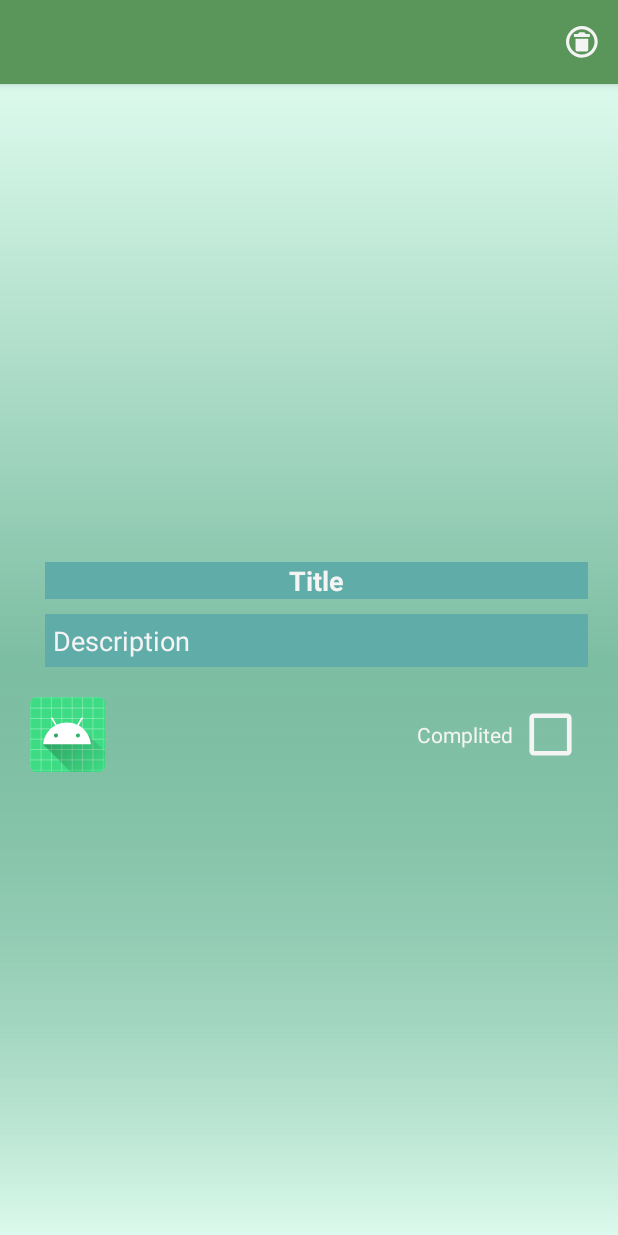
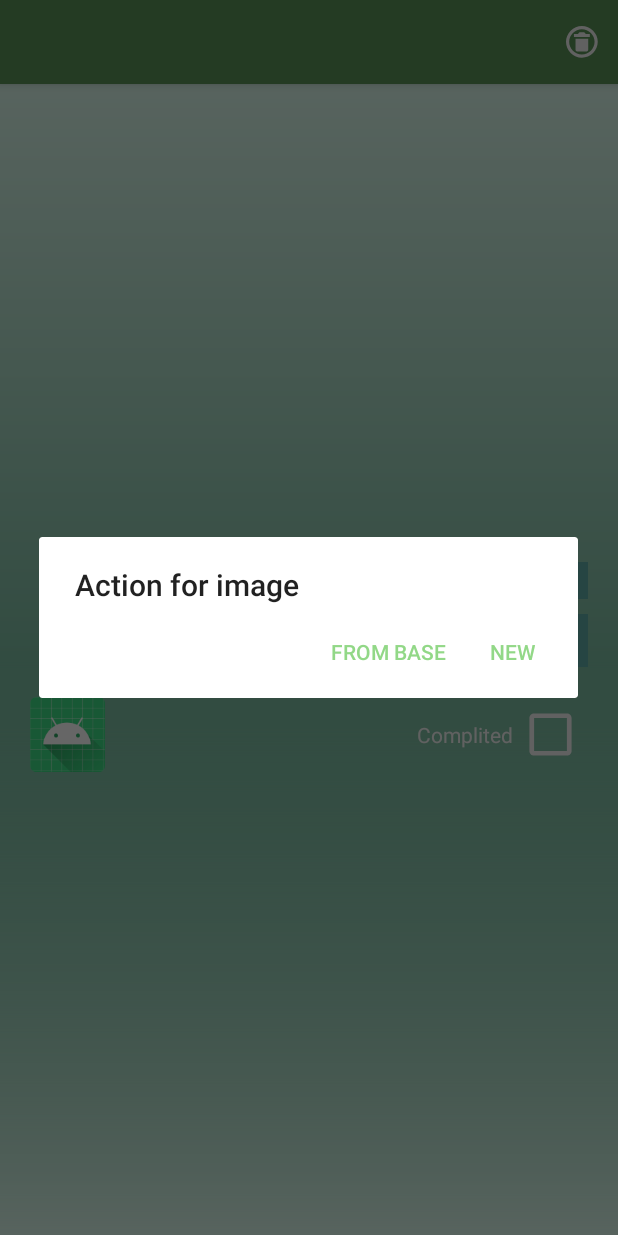
Before and after one commit to OleksiiHromovych/AchievementsApp, an Android app: the fragment AchievementEditFragment placed in its activity, after a tap on "pick Image", on a phone screen of 412 x 824 dp. Run offline under Robolectric (Android 15) with nearby library versions, the phone set to English and light mode, and no system bars; libraries missing offline, so code that uses them is left out: com.theartofdev.edmodo; 12 statements that could not run were skipped.

Commit message:
Continue work with image picker, fix bug with save default picture to database.

```diff
--- a/app/src/main/java/android/hromovych/com/achievements/database/BaseLab.kt
+++ b/app/src/main/java/android/hromovych/com/achievements/database/BaseLab.kt
@@ -224,6 +224,9 @@ class BaseLab(private val context: Context?) {
         return images
     }
 
+    fun deleteImages() = db.delete(
+        DBSchema.ImageTable.TABLE_NAME,null, null)
+
 }
 
 private fun Group.getContentValues(): ContentValues? = ContentValues().apply {
--- /dev/null
+++ b/app/src/main/java/android/hromovych/com/achievements/dialogs/ImageDialog.kt
@@ -0,0 +1,30 @@
+package android.hromovych.com.achievements.dialogs
+
+import android.content.Context
+import androidx.appcompat.app.AlertDialog
+import androidx.fragment.app.Fragment
+import com.theartofdev.edmodo.cropper.CropImage
+import com.theartofdev.edmodo.cropper.CropImageView
+
+//AlertDialog for choice how to pick image. From database or do new one
+fun createImageAlertDialog(
+    context: Context,
+    fragment: Fragment,
+    onDatabaseImageClickListener: (Long) -> Unit
+) =
+    AlertDialog.Builder(context)
+        .setTitle("Action for image")
+        .setPositiveButton("New") { _, _ ->
+
+            CropImage.activity()
+                .setGuidelines(CropImageView.Guidelines.ON)
+                .setAspectRatio(1, 1)
+                .setCropShape(CropImageView.CropShape.RECTANGLE)
+                .start(context, fragment)
+
+        }
+
+        .setNegativeButton("From base") { _, _ ->
+            DatabaseImageDialog(context, onDatabaseImageClickListener).show()
+        }
+        .create()
--- a/app/src/main/java/android/hromovych/com/achievements/edit/AchievementEditFragment.kt
+++ b/app/src/main/java/android/hromovych/com/achievements/edit/AchievementEditFragment.kt
@@ -9,6 +9,8 @@ import android.graphics.drawable.BitmapDrawable
 import android.hromovych.com.achievements.R
 import android.hromovych.com.achievements.achievementElements.Achievement
 import android.hromovych.com.achievements.database.BaseLab
+import android.hromovych.com.achievements.dialogs.createImageAlertDialog
+import android.hromovych.com.achievements.setImageFromBase
 import android.os.Build
 import android.os.Bundle
 import android.provider.MediaStore
@@ -19,7 +21,6 @@ import android.widget.*
 import androidx.appcompat.app.AppCompatActivity
 import androidx.fragment.app.Fragment
 import com.theartofdev.edmodo.cropper.CropImage
-import com.theartofdev.edmodo.cropper.CropImageView
 import java.io.ByteArrayOutputStream
 
 private const val ARG_ACHIEVEMENT_ID = "achievement id"
@@ -50,11 +51,9 @@ class AchievementEditFragment : Fragment() {
         inflater: LayoutInflater, container: ViewGroup?,
         savedInstanceState: Bundle?
     ): View? {
-        // Inflate the layout for this fragment
         val v = inflater.inflate(R.layout.fragment_achievement_edit, container, false)
 
         setup(v)
-
         setData()
 
         return v
@@ -100,11 +99,11 @@ class AchievementEditFragment : Fragment() {
 
         imageButton = v.findViewById(R.id.achievement_image)
         imageButton.setOnClickListener {
-            CropImage.activity()
-                .setGuidelines(CropImageView.Guidelines.ON)
-                .setAspectRatio(1, 1)
-                .setCropShape(CropImageView.CropShape.RECTANGLE)
-                .start(context!!, this)
+            createImageAlertDialog(context!!, this) {
+                imageButton.setImageFromBase(it)
+                achievement.imageId = it
+                updateAchievement()
+            }.show()
         }
 
         colorButton = v.findViewById(R.id.achievement_color)
--- a/app/src/main/java/android/hromovych/com/achievements/group/GroupListFragment.kt
+++ b/app/src/main/java/android/hromovych/com/achievements/group/GroupListFragment.kt
@@ -3,6 +3,7 @@ package android.hromovych.com.achievements.group
 import android.content.Context
 import android.hromovych.com.achievements.R
 import android.hromovych.com.achievements.database.BaseLab
+import android.hromovych.com.achievements.toast
 import android.os.Build
 import android.os.Bundle
 import android.view.*
@@ -47,6 +48,9 @@ class GroupListFragment : Fragment() {
     override fun onResume() {
         super.onResume()
         updateList()
+        (activity as AppCompatActivity).supportActionBar?.apply {
+            setTitle(R.string.app_name)
+        }
     }
 
     override fun onPause() {
@@ -74,7 +78,7 @@ class GroupListFragment : Fragment() {
     }
 
     private fun showPopupMenu(view: View?, group: Group) {
-        val popupMenu = PopupMenu(context, view, Gravity.CENTER)
+        val popupMenu = PopupMenu(context, view, Gravity.CENTER_HORIZONTAL)
         popupMenu.inflate(R.menu.group_popupmenu)
         popupMenu.setOnMenuItemClickListener {
             when (it.itemId) {
@@ -116,6 +120,9 @@ class GroupListFragment : Fragment() {
                     updateList()
                 }.show(fragmentManager!!, null)
             }
+            R.id.action_clear_media_base -> {
+                context.toast("${BaseLab(context).deleteImages()} image deleted")
+            }
             else -> Toast.makeText(activity, "${item.title} not realised", Toast.LENGTH_SHORT).show()
 
         }
@@ -127,9 +134,7 @@ class GroupListFragment : Fragment() {
         fun newInstance() =
             GroupListFragment()
 
-        private const val TAG = "GroupListFragment"
         private var callbacks: GroupCallbacks? = null
-        private const val PICK_IMAGE_REQUEST_CODE = 255
 
     }
 }
--- a/app/src/main/res/layout/dialog_new_group.xml
+++ b/app/src/main/res/layout/dialog_new_group.xml
@@ -38,7 +38,8 @@
         android:layout_width="75dp"
         android:layout_height="75dp"
         android:contentDescription="@string/image_content_description"
-        android:src="@android:mipmap/sym_def_app_icon"
+        android:background="@android:color/transparent"
+        android:src="@mipmap/ic_launcher"
         app:layout_constraintBottom_toBottomOf="parent"
         app:layout_constraintEnd_toStartOf="@+id/constraintLayout"
         app:layout_constraintStart_toStartOf="parent"
--- a/app/src/main/res/menu/group_list.xml
+++ b/app/src/main/res/menu/group_list.xml
@@ -6,5 +6,8 @@
         android:title="@string/add_main_menu"
         app:showAsAction="ifRoom"
         android:icon="@drawable/ic_add_circle"/>
-    <item android:title="group"/>
+
+    <item android:id="@+id/action_clear_media_base"
+        android:title="Clear media base"
+        app:showAsAction="never"/>
 </menu>
```
Also changed, not shown: app/src/main/java/android/hromovych/com/achievements/ContextExt.kt (added, +8 -0 lines), app/src/main/java/android/hromovych/com/achievements/ViewExt.kt (added, +18 -0 lines), app/src/main/java/android/hromovych/com/achievements/dialogs/DatabaseImageAdapter.kt (+1 -1 lines), app/src/main/java/android/hromovych/com/achievements/group/UpdateGroupDialog.kt (+25 -48 lines).
